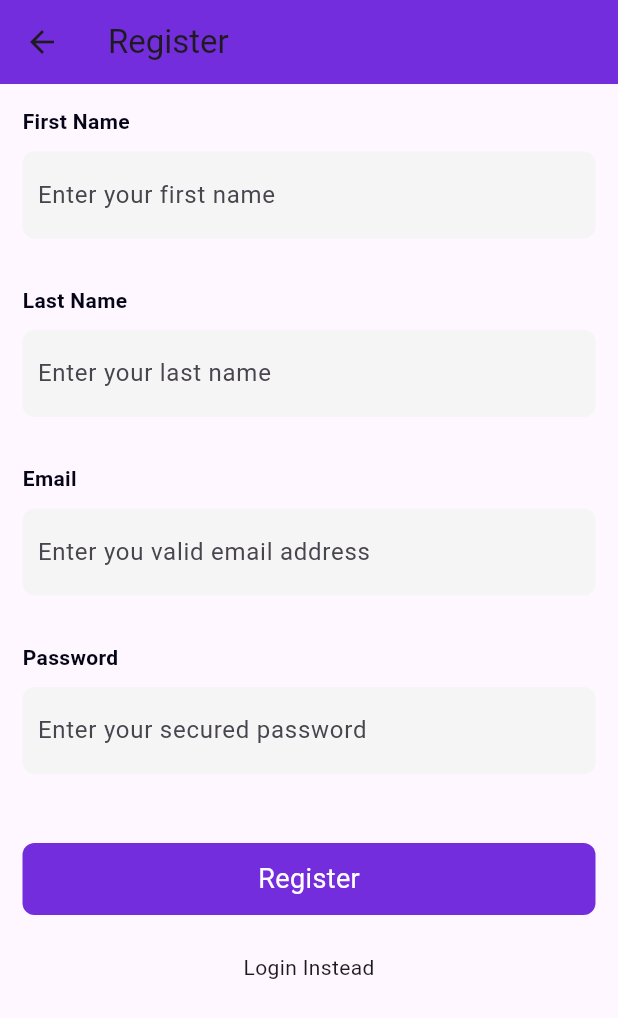
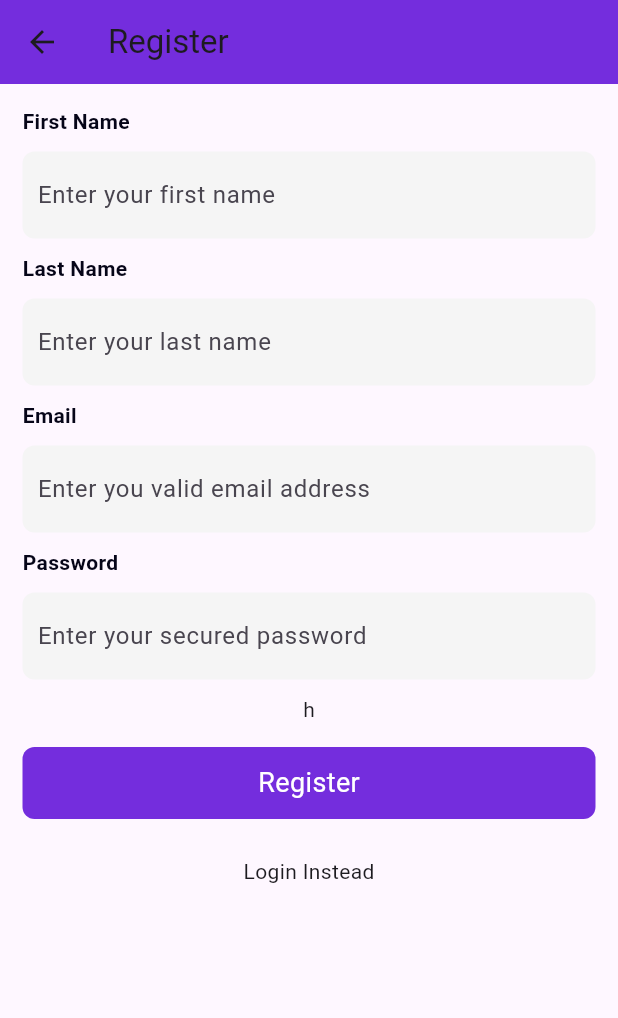
Before and after one commit to DannyMarvel/Danny_API, a Flutter app: the screen it shows after launch, after a tap on "Register Instead", on a phone screen of 412 x 824 dp. Shown: the top 1018 px of the screen. Run offline on Flutter 3.47's test engine with Material 3 defaults, Android fonts, the phone set to English and light mode, and no system bars; our stand-ins replace shared_preferences; network calls fail.

Commit message:
new update

```diff
--- a/lib/screens/authentication/login.dart
+++ b/lib/screens/authentication/login.dart
@@ -82,9 +82,7 @@ class _LoginPageState extends State<LoginPage> {
                     const SizedBox(
                       height: 10,
                     ),
-                    Text(''),
-                    Text(''),
-                    Text(''),
+
 
                     GestureDetector(
                       onTap: () {
--- a/lib/screens/authentication/register.dart
+++ b/lib/screens/authentication/register.dart
@@ -63,6 +63,7 @@ class _RegisterPageState extends State<RegisterPage> {
                       controller: _password,
                       hint: 'Enter your secured password',
                     ),
+                    Text('h'),
 
                     ///Button
                     Consumer<AuthenticationProvider>(
--- a/lib/widgets/text_field.dart
+++ b/lib/widgets/text_field.dart
@@ -32,7 +32,7 @@ Widget customTextField(
           decoration: InputDecoration(hintText: hint, border: InputBorder.none),
         ),
       ),
-      Text("")
+
     ],
   );
 }
```
